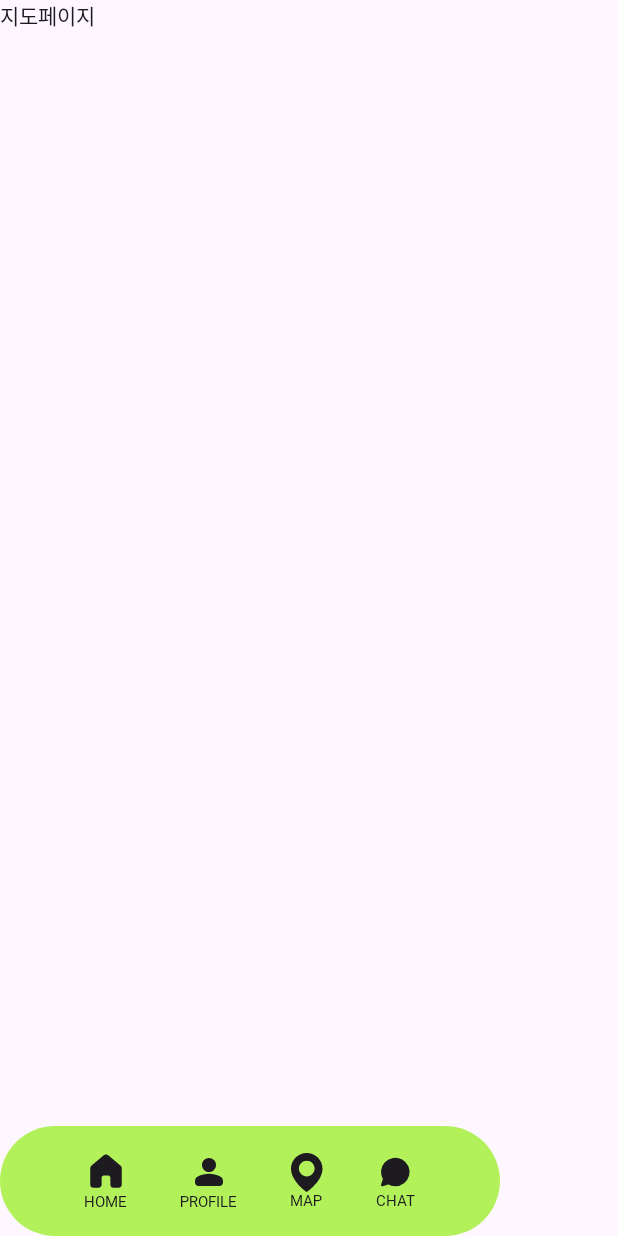
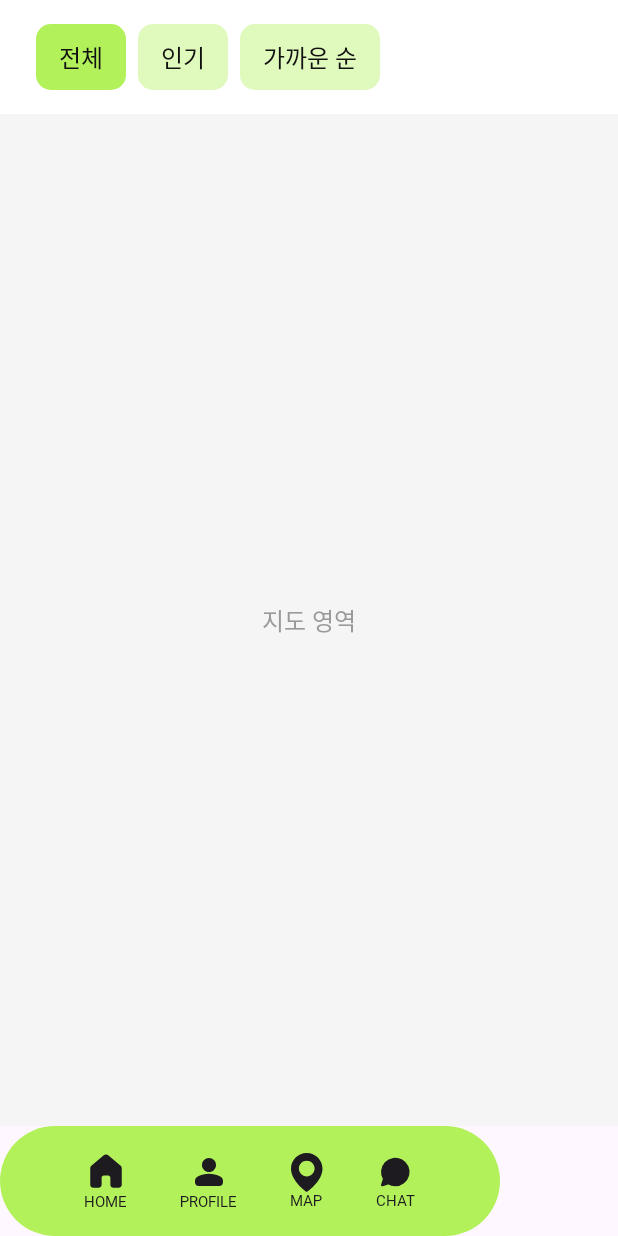
Before and after one commit to ryusuye0n/Mirim-DO-NUT-Android, an Android app built with Jetpack Compose: the screen it shows after launch (MainActivity), after a tap on "MAP", on a phone screen of 412 x 824 dp. Run offline under Robolectric (Android 15) with nearby library versions, the phone set to English and light mode, and no system bars; Roboto replaces fonts that are not available here.

Commit message:
✨ Feat: 지도 화면 필터 칩과 지도 영역 레이아웃 구현

```diff
--- a/app/src/main/java/com/example/mirim_do_nut_android/feature/map/MapScreen.kt
+++ b/app/src/main/java/com/example/mirim_do_nut_android/feature/map/MapScreen.kt
@@ -1,9 +1,62 @@
 package com.example.mirim_do_nut_android.feature.map
 
+import androidx.compose.foundation.background
+import androidx.compose.foundation.layout.Arrangement
+import androidx.compose.foundation.layout.Box
+import androidx.compose.foundation.layout.Column
+import androidx.compose.foundation.layout.Row
+import androidx.compose.foundation.layout.fillMaxSize
+import androidx.compose.foundation.layout.fillMaxWidth
+import androidx.compose.foundation.layout.padding
 import androidx.compose.material3.Text
 import androidx.compose.runtime.Composable
+import androidx.compose.runtime.getValue
+import androidx.compose.runtime.mutableStateOf
+import androidx.compose.runtime.remember
+import androidx.compose.runtime.setValue
+import androidx.compose.ui.Alignment
+import androidx.compose.ui.Modifier
+import androidx.compose.ui.unit.dp
+import com.example.mirim_do_nut_android.core.designsystem.component.AppChip
+import com.example.mirim_do_nut_android.core.designsystem.theme.AppColor
+import com.example.mirim_do_nut_android.core.designsystem.theme.AppType
+
+private val filters = listOf("전체", "인기", "가까운 순")
 
 @Composable
 fun MapScreen() {
-    Text("지도페이지")
+    var selectedFilter by remember { mutableStateOf(filters.first()) }
+
+    Column(
+        modifier = Modifier
+            .fillMaxSize()
+            .background(AppColor.white),
+    ) {
+        Row(
+            modifier = Modifier
+                .fillMaxWidth()
+                .padding(horizontal = 24.dp, vertical = 16.dp),
+            horizontalArrangement = Arrangement.spacedBy(8.dp),
+        ) {
+            filters.forEach { filter ->
+                AppChip(
+                    text = filter,
+                    selected = filter == selectedFilter,
+                    onClick = { selectedFilter = filter },
+                )
+            }
+        }
+        Box(
+            modifier = Modifier
+                .fillMaxSize()
+                .background(AppColor.gray50),
+            contentAlignment = Alignment.Center,
+        ) {
+            Text(
+                text = "지도 영역",
+                style = AppType.text3,
+                color = AppColor.gray500,
+            )
+        }
+    }
 }
```
